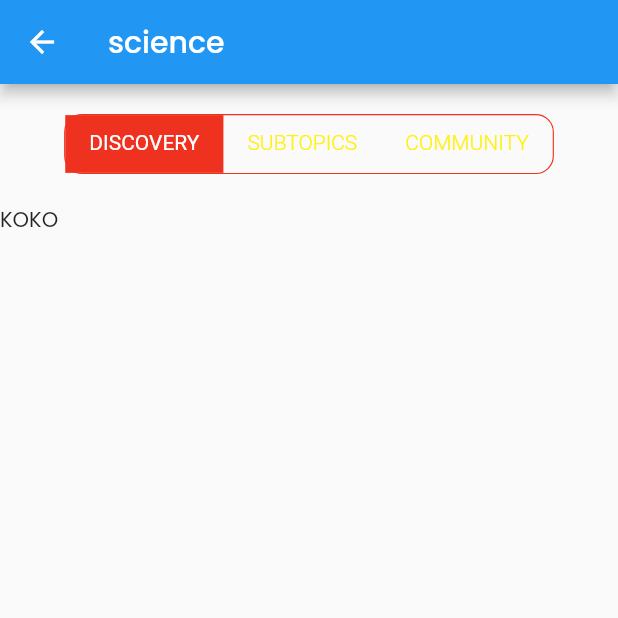
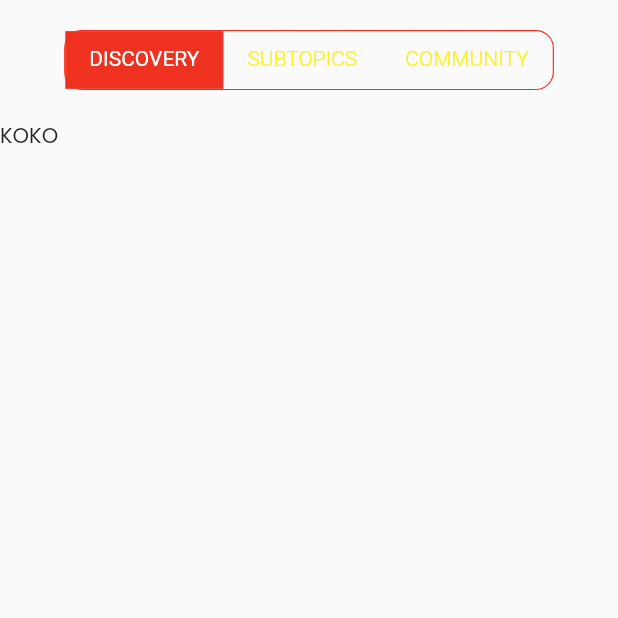
Before and after one commit to reeshaa/re-member, a Flutter app: the Communities2 screen opened directly, on a phone screen of 412 x 824 dp, the top half of it. Run offline on Flutter 3.47's test engine with Material 2 defaults, Android fonts, the phone set to English and light mode, and no system bars; our stand-ins replace carousel_slider, cool_alert, dio, flutter_svg, get_it, google_fonts and 1 more; missing offline and left inert: jwt_decode; accounts and stored records are empty; network calls fail.

```diff
--- a/lib/src/modules/communities/communities2.dart
+++ b/lib/src/modules/communities/communities2.dart
@@ -24,9 +24,6 @@ class _Communities2State extends State<Communities2>
     return DefaultTabController(
       length: 3,
       child: Scaffold(
-        appBar: AppBar(
-          title: Text("science"),
-        ),
         body: Column(
           children: <Widget>[
             Padding(
@@ -49,7 +46,8 @@ class _Communities2State extends State<Communities2>
             ),
             SizedBox(
               height: 20,
-              child: TabBarView(children: [
+              child: TabBarView(
+                children: [
                   Container(
                     child: Text("KOKO"),
                   ),
@@ -59,7 +57,9 @@ class _Communities2State extends State<Communities2>
                   Container(
                     child: Text("NONO"),
                   )
-              ],controller: blah,),
+                ],
+                controller: blah,
+              ),
             )
           ],
         ),
--- a/pubspec.yaml
+++ b/pubspec.yaml
@@ -21,6 +21,7 @@ dependencies:
   get_it: ^7.2.0
   google_fonts: ^2.1.0
   jwt_decode: ^0.3.1
+  persistent_bottom_nav_bar: ^4.0.2
   provider: ^6.0.1
   shared_preferences: ^2.0.8
   shelf: ^1.2.0
```
Also changed, not shown: lib/src/modules/communities/communities.dart (+17 -4 lines), pubspec.lock. Lines whose indentation alone changed are shown as unchanged.
